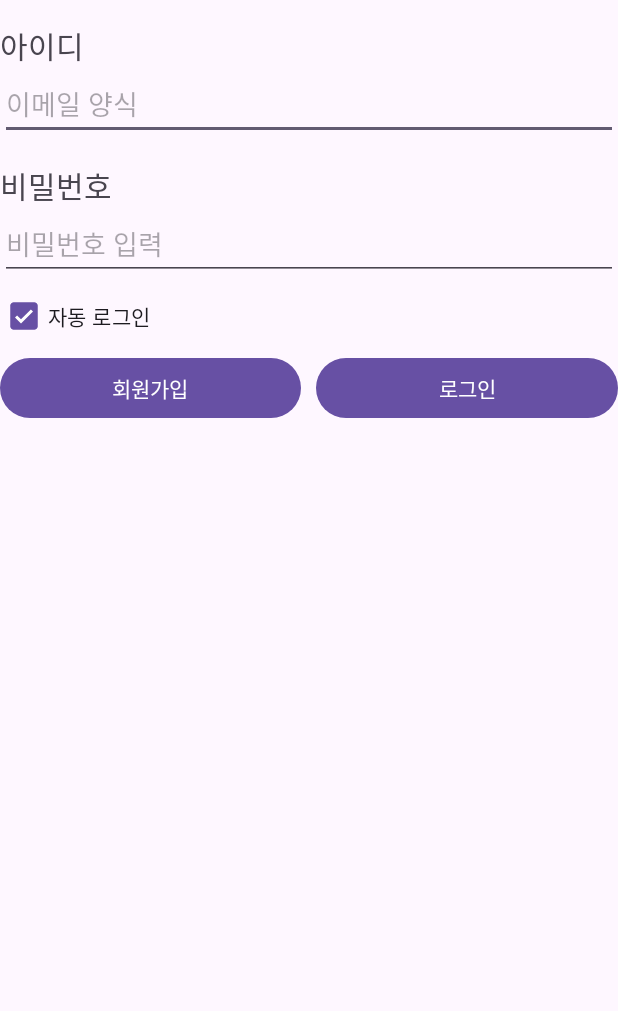
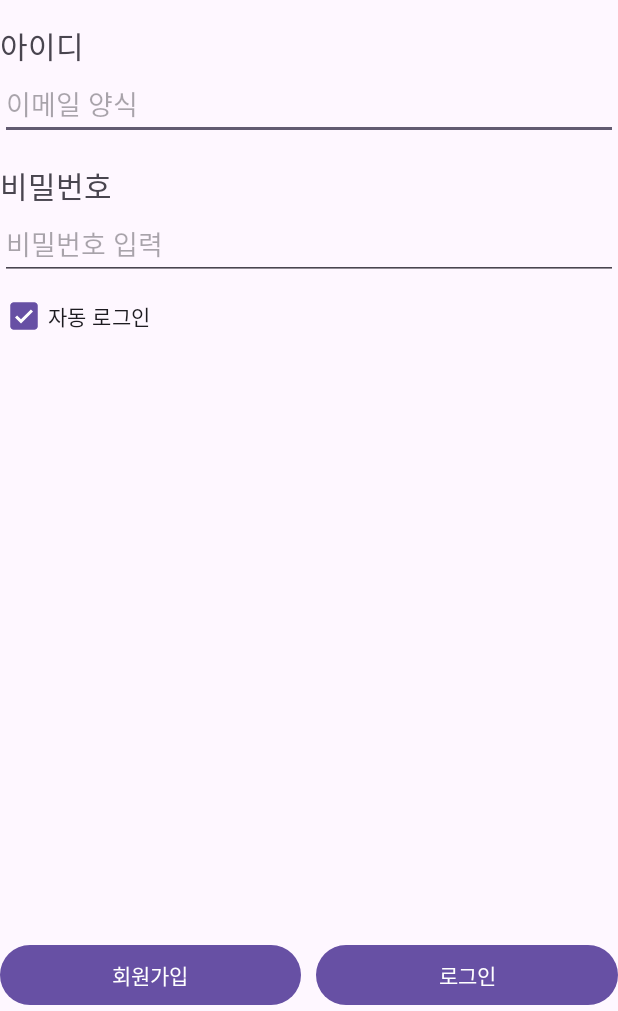
Before and after one commit to sungjakim/LoginUITest_Omali, an Android app: the screen it shows after launch (MainActivity), on a phone screen of 412 x 824 dp, the part 225-1236 px from its top. Run offline under Robolectric (Android 15) with nearby library versions, the phone set to English and light mode, and no system bars.

Commit message:
weight 응용버튼 위아래 밀어내기

```diff
--- a/app/src/main/res/layout/activity_main.xml
+++ b/app/src/main/res/layout/activity_main.xml
@@ -15,7 +15,7 @@
         <ImageView
             android:layout_width="150dp"
             android:layout_height="150dp"
-            android:src="@drawable/Linneo"
+            android:src="@drawable/logo01"
             android:scaleType="fitCenter" />
 
 
@@ -54,6 +54,12 @@
         android:layout_height="wrap_content"
         android:text="자동 로그인"
         android:checked="true"/>
+
+    <TextView
+        android:layout_width="wrap_content"
+        android:layout_height="0dp"
+        android:layout_weight="1" />
+
     <LinearLayout
         android:layout_width="match_parent"
         android:layout_height="wrap_content"
```
Also changed, not shown: app/src/main/res/drawable/logo01.png (renamed from app/src/main/res/drawable/Linneo.png).
